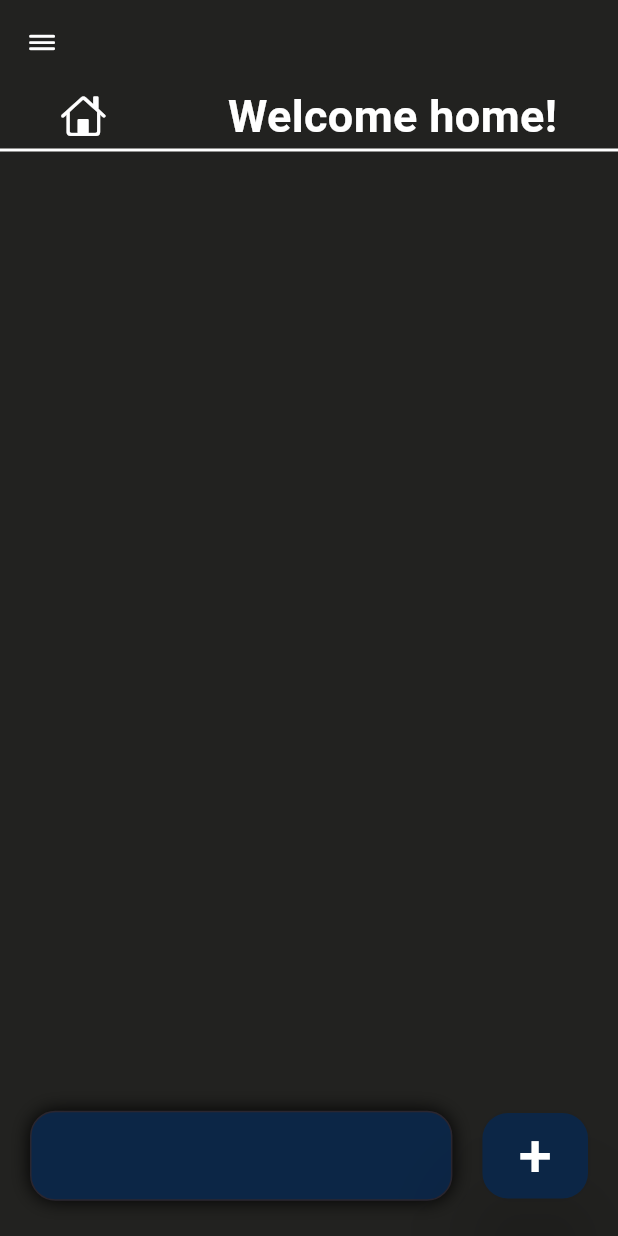
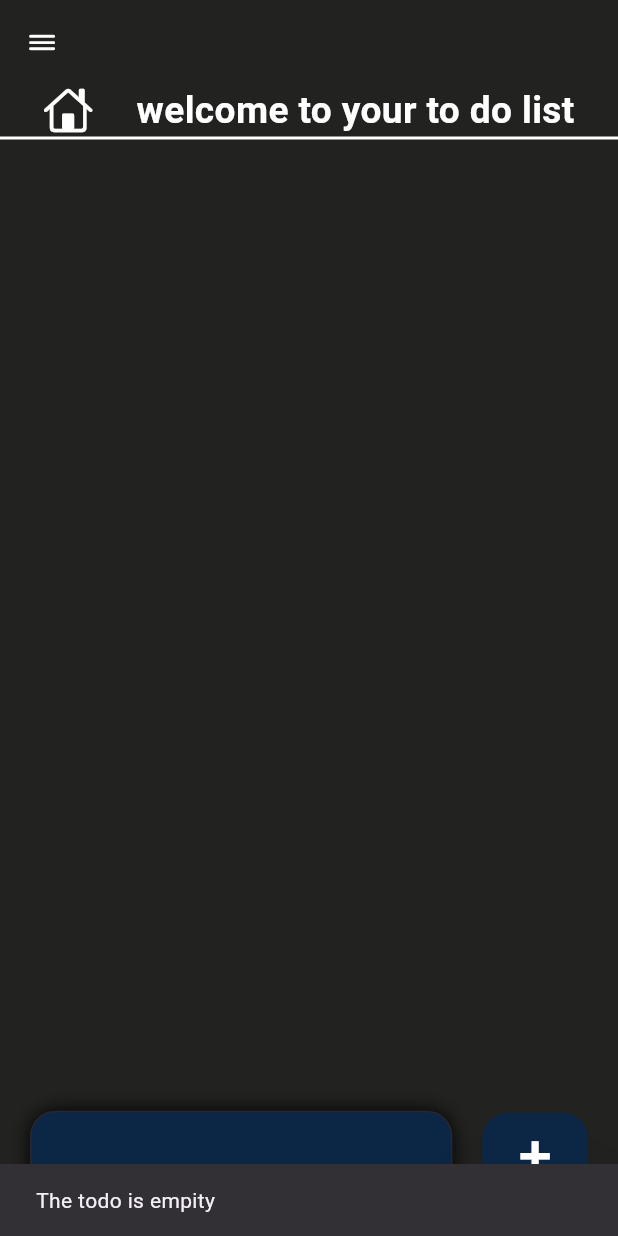
Before and after one commit to PietroLoparco/todoapp, a Flutter app: the screen it shows after launch, after a tap on an icon or button, on a phone screen of 412 x 824 dp. Run offline on Flutter 3.47's test engine with Material 2 defaults, Android fonts, the phone set to English and light mode, and no system bars.

Commit message:
Changes to be committed: 	new file:   .vscode/settings.json 	modified:   lib/main.dart 	new file:   lib/model/todo.dart 	new file:   lib/model/todo_widget.dart 	modified:   lib/page/home_page.dart 	modified:   windows/runner/flutter_window.cpp

```diff
--- a/lib/main.dart
+++ b/lib/main.dart
@@ -8,7 +8,7 @@ void main() {
 class MyApp extends StatelessWidget {
   const MyApp({super.key});
 
-  // This widget is the root of your application.
+  // This widget is the main of your application.
   @override
   Widget build(BuildContext context) {
     return MaterialApp(
--- /dev/null
+++ b/lib/model/todo.dart
@@ -0,0 +1,15 @@
+// ignore: camel_case_types
+class todo{
+  String? id;
+  String? text;
+  bool done = false;
+
+  todo({
+    required this.id,
+    required this.text,
+    this.done = false,
+  });
+
+  static List<todo>todoList(){return [];}
+  static List<todo>delatedTodoList(){return [];}
+}
--- a/lib/page/home_page.dart
+++ b/lib/page/home_page.dart
@@ -1,5 +1,7 @@
 import 'package:flutter/cupertino.dart';
 import 'package:flutter/material.dart';
+import 'package:todoapp/model/todo.dart';
+import 'package:todoapp/model/todo_widget.dart';
 
 class HomePage extends StatefulWidget {
   const HomePage({super.key});
@@ -10,10 +12,20 @@ class HomePage extends StatefulWidget {
 
 class _HomePageState extends State<HomePage> {
     final GlobalKey<ScaffoldState> _scaffoldKey = GlobalKey<ScaffoldState>();
+    final todoList = todo.todoList();
+    final todoControllerAddtasks= TextEditingController();
+
+  List<todo>finalTodoList=[];
+
+  @override
+  void initState() {
+    finalTodoList=todoList;
+    super.initState();
+  }
+
 
   @override
   Widget build(BuildContext context) {
-    final todoControllerAddtasks= TextEditingController();
     return Scaffold(
       key: _scaffoldKey,
       backgroundColor: const Color.fromARGB(255, 34, 34, 32),
@@ -35,20 +47,24 @@ class _HomePageState extends State<HomePage> {
       Column(
         children: [
           Row(
-            mainAxisAlignment: MainAxisAlignment.spaceAround,
+            mainAxisAlignment: MainAxisAlignment.spaceEvenly,
             children: [
-              const Icon(CupertinoIcons.home, color: Colors.white, size: 30,),
-              Title(color: Colors.white, child: const Text(
-                "Welcome home!",
-                style: TextStyle(
-                  color: Colors.white,
-                  fontWeight: FontWeight.bold,
-                  fontSize: 30
-
-                ),))
+              Icon(CupertinoIcons.home, color: Colors.white, size: MediaQuery.of(context).size.width * 0.08,),
+              responsiveText("welcome to your to do list",  0.06, Colors.white,)
             ],
           ),
-          line(Colors.white)
+          line(Colors.white),
+
+          Expanded(
+              child: ListView(
+                children: [
+                  for(todo todos in finalTodoList.reversed)
+                  TodoWidget(
+                    todos: todos,
+                    checkboxChange: checkboxFunction,
+                    deleteTask: deleteFunction)
+                ]) ,
+            )
         ],
       ),
       Align(
@@ -91,7 +107,14 @@ class _HomePageState extends State<HomePage> {
               padding: const EdgeInsets.only(top: 5,bottom: 5),
               child: ElevatedButton (
                 onPressed: () {
-                  null;
+                  if(todoControllerAddtasks.text != ''){
+                    addTodo(todoControllerAddtasks.text);
+                  }
+                  else{
+                    //message "the todo is empity"
+                    ScaffoldMessenger.of(context).showSnackBar(
+                      const SnackBar(content: Text('The todo is empity')),);
+                  }
                 },
                 style: ElevatedButton.styleFrom(
                   backgroundColor: const Color.fromRGBO(12, 38, 70, 1),
@@ -114,9 +137,46 @@ class _HomePageState extends State<HomePage> {
 
   Widget line(Color color) {
     return Container(
+            margin: const EdgeInsets.only(bottom: 20),
             color: color,
             height: 2,
             width: MediaQuery.of(context).size.width,
           );
   }
+
+  Widget responsiveText(String text, double fontSizeP, Color color,){
+  return LayoutBuilder(
+    builder: (BuildContext context, BoxConstraints constraints){
+      double fontSizepi = MediaQuery.of(context).size.width * fontSizeP;
+      return Text(
+            text,
+            style: TextStyle(
+              color: color,
+              fontWeight: FontWeight.bold,
+              fontSize: fontSizepi,
+        ));
+    },);
+  }
+
+  void addTodo(String todoText){
+    setState(() {
+      todoList.add(todo(
+        id: DateTime.now().microsecondsSinceEpoch.toString(),
+        text: todoText));
+    });
+
+    todoControllerAddtasks.clear();
+  }
+
+  void checkboxFunction(todo checkboxDone){
+    setState(() {
+      checkboxDone.done = !checkboxDone.done; });
+  }
+
+  //function for delete
+  void deleteFunction(String id){
+    setState(() {
+      todoList.removeWhere((element) => element.id == id);});
+  }
+
 }
```
Also changed, not shown: lib/model/todo_widget.dart (added, +35 -0 lines), 1 other file.
